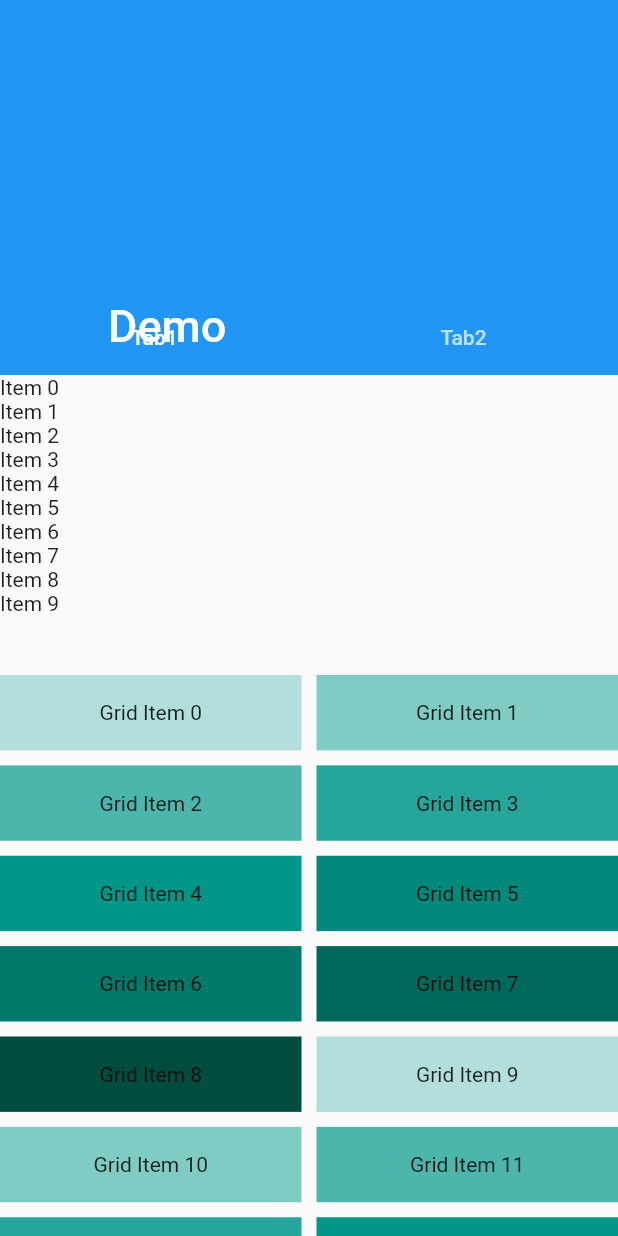
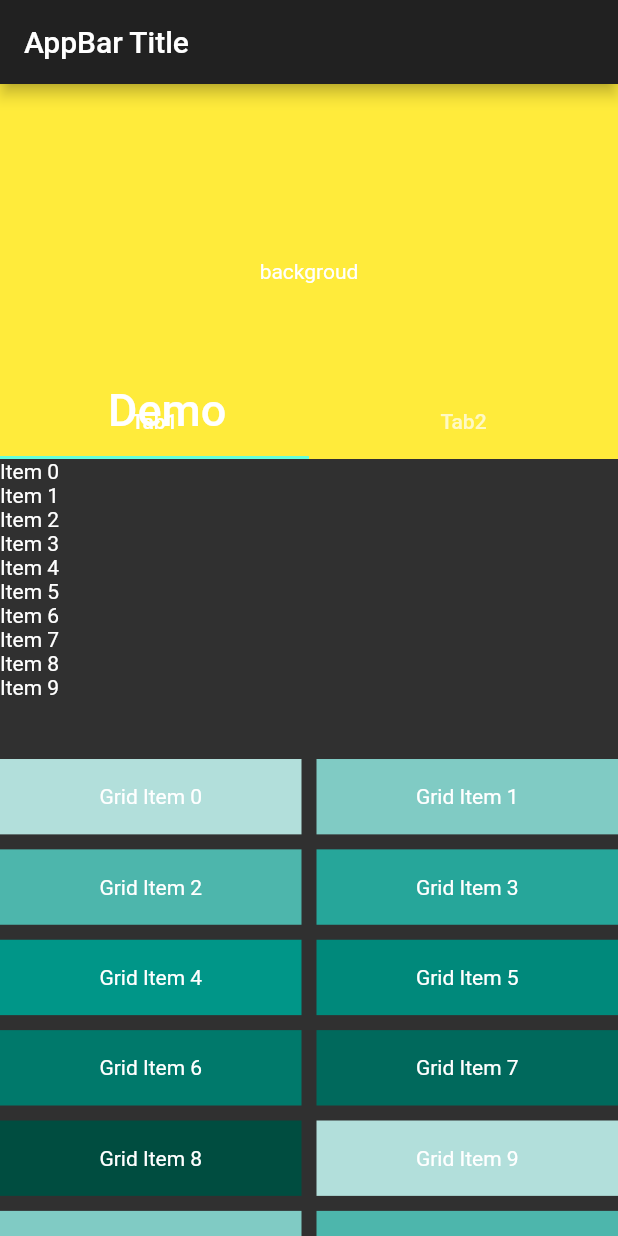
Before and after one commit to lovebzhou/flutter_demo, a Flutter app: the CustomScrollViewDemo screen opened directly, on a phone screen of 412 x 824 dp. Run offline on Flutter 3.47's test engine with Material 2 defaults, Android fonts, the phone set to English and light mode, and no system bars; our stand-ins replace dio, event_bus, file_picker, image_picker, share, shared_preferences and 1 more; missing offline and left inert: alice, dropdown_menu, image_crop, multi_image_picker, photo, photo_manager; accounts and stored records are empty.

Commit message:
minor modify

```diff
--- a/lib/demo/scrollview/customscrollview_demo.dart
+++ b/lib/demo/scrollview/customscrollview_demo.dart
@@ -1,3 +1,5 @@
+import 'dart:io';
+
 import 'package:flutter/cupertino.dart';
 import 'package:flutter/material.dart';
 
@@ -27,6 +29,19 @@ class _CustomScrollViewDemoState extends State<CustomScrollViewDemo>
 
   @override
   Widget build(BuildContext context) {
+    return Scaffold(
+      appBar: _buildAppBar(context),
+      body: _buildBody(context),
+    );
+  }
+
+  Widget _buildAppBar(BuildContext context) {
+    return AppBar(
+      title: Text('AppBar Title'),
+    );
+  }
+
+  Widget _buildBody(BuildContext context) {
     TabBar tabBar = TabBar(
       controller: _tabController,
       tabs: <Widget>[
@@ -41,17 +56,32 @@ class _CustomScrollViewDemoState extends State<CustomScrollViewDemo>
 
     Widget body = CustomScrollView(
       controller: _scrollController,
+      physics: Platform.isIOS
+          ? AlwaysScrollableScrollPhysics()
+          : BouncingScrollPhysics(),
       slivers: <Widget>[
+        _buildRefreshControl(context),
         SliverAppBar(
           pinned: true,
+          floating: true,
+          // snap: true,
+          // title: Text('Title'),
           expandedHeight: 250.0,
           flexibleSpace: FlexibleSpaceBar(
             title: Text('Demo'),
+            background: SizedBox.expand(
+              child: Container(
+                color: Colors.yellow,
+                child: Center(
+                  child: Text('backgroud'),
+                ),
+              ),
+            ),
           ),
           bottom: tabBar,
         ),
-        SliverToBoxAdapter(child:
-        Container(
+        SliverToBoxAdapter(
+          child: Container(
             height: 200,
             child: TabBarView(
               controller: _tabController,
@@ -69,7 +99,8 @@ class _CustomScrollViewDemoState extends State<CustomScrollViewDemo>
                   },
                 )
               ],
-          ),),
+            ),
+          ),
         ),
         SliverGrid(
           gridDelegate: SliverGridDelegateWithMaxCrossAxisExtent(
@@ -107,11 +138,28 @@ class _CustomScrollViewDemoState extends State<CustomScrollViewDemo>
     );
 
     body = Scrollbar(
-        // controller: _scrollController,
-        child: body);
+      child: body,
+    );
 
     body = SafeArea(child: body);
 
-    return Scaffold(body: body);
+    return body;
+  }
+
+  Widget _buildRefreshControl(BuildContext context) {
+    return CupertinoSliverRefreshControl(
+      builder: (
+        BuildContext context,
+        RefreshIndicatorMode refreshState,
+        double pulledExtent,
+        double refreshTriggerPullDistance,
+        double refreshIndicatorExtent,
+      ) {
+        return Center(
+          child: Text('下拉刷新'),
+        );
+      },
+      onRefresh: () {},
+    );
   }
 }
--- a/lib/main.dart
+++ b/lib/main.dart
@@ -37,7 +37,7 @@ class _AppPageState extends State<AppPage> with WidgetsBindingObserver {
 
   @override
   Widget build(BuildContext context) {
-    Brightness brightness = Brightness.light;
+    Brightness brightness = Brightness.dark;
     final bool isDark = brightness == Brightness.dark;
     ThemeData mainTheme = ThemeData(
       brightness: brightness,
```
Lines whose indentation alone changed are shown as unchanged.
